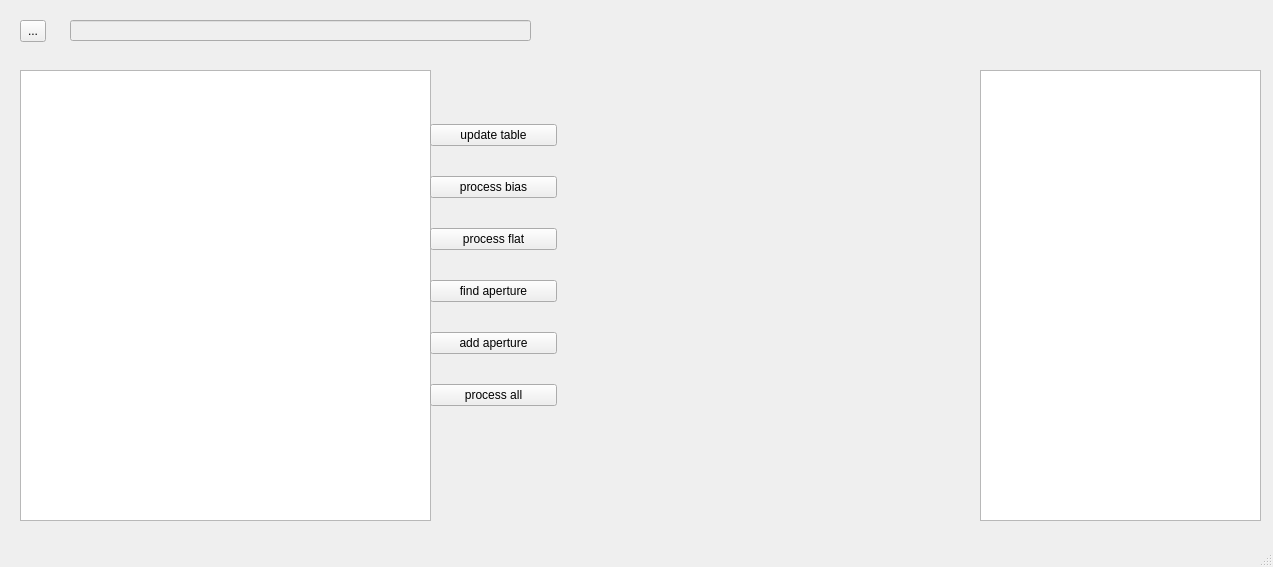
First picture: the form in E9G10/gui/bfosc.ui, repository hypergravity/bfosc, before the edit.
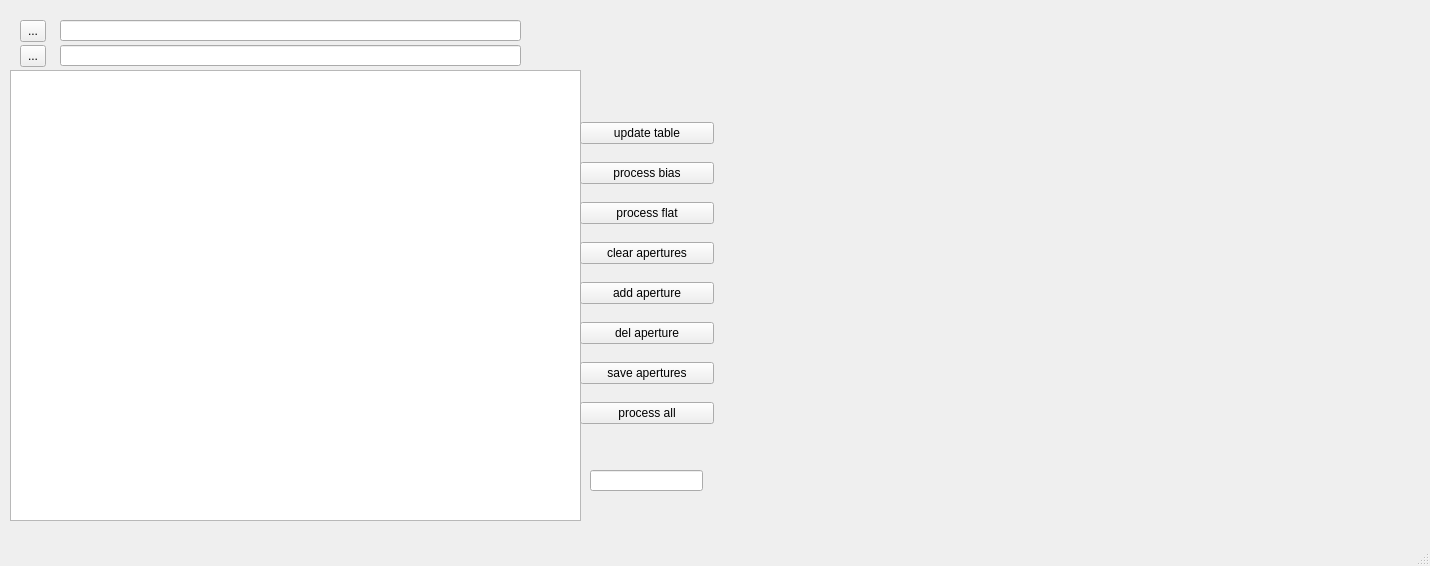
Second picture: the form after the edit.

Commit message: wrap the whole pipeline

What changed in the file:
```diff
--- a/E9G10/gui/bfosc.ui
+++ b/E9G10/gui/bfosc.ui
@@ -9,8 +9,8 @@
    <rect>
     <x>0</x>
     <y>0</y>
-    <width>1273</width>
-    <height>567</height>
+    <width>1430</width>
+    <height>566</height>
    </rect>
   </property>
   <property name="windowTitle">
@@ -32,11 +32,11 @@
    </widget>
    <widget class="QLineEdit" name="lineEdit_wd">
     <property name="enabled">
-     <bool>false</bool>
+     <bool>true</bool>
     </property>
     <property name="geometry">
      <rect>
-      <x>70</x>
+      <x>60</x>
       <y>20</y>
       <width>461</width>
       <height>21</height>
@@ -46,12 +46,17 @@
    <widget class="QTableWidget" name="tableWidget_files">
     <property name="geometry">
      <rect>
-      <x>20</x>
+      <x>10</x>
       <y>70</y>
-      <width>411</width>
+      <width>571</width>
       <height>451</height>
      </rect>
     </property>
+    <property name="font">
+     <font>
+      <pointsize>10</pointsize>
+     </font>
+    </property>
     <property name="sizeAdjustPolicy">
      <enum>QAbstractScrollArea::AdjustToContents</enum>
     </property>
@@ -65,9 +70,9 @@
    <widget class="QWidget" name="layoutWidget">
     <property name="geometry">
      <rect>
-      <x>430</x>
-      <y>100</y>
-      <width>127</width>
+      <x>580</x>
+      <y>110</y>
+      <width>134</width>
       <height>331</height>
      </rect>
     </property>
@@ -102,7 +107,7 @@
      <item>
       <widget class="QPushButton" name="pushButton_find_aperture">
        <property name="text">
-        <string>find aperture</string>
+        <string>clear apertures</string>
        </property>
       </widget>
      </item>
@@ -113,6 +118,20 @@
        </property>
       </widget>
      </item>
+     <item>
+      <widget class="QPushButton" name="pushButton_del_aperture">
+       <property name="text">
+        <string>del aperture</string>
+       </property>
+      </widget>
+     </item>
+     <item>
+      <widget class="QPushButton" name="pushButton_save_aperture">
+       <property name="text">
+        <string>save apertures</string>
+       </property>
+      </widget>
+     </item>
      <item>
       <widget class="QPushButton" name="pushButton_proc_all">
        <property name="text">
@@ -122,14 +141,46 @@
      </item>
     </layout>
    </widget>
-   <widget class="QPlainTextEdit" name="plainTextEdit">
+   <widget class="QLineEdit" name="lineEdit_nap">
+    <property name="enabled">
+     <bool>true</bool>
+    </property>
     <property name="geometry">
      <rect>
-      <x>980</x>
-      <y>70</y>
-      <width>281</width>
-      <height>451</height>
+      <x>590</x>
+      <y>470</y>
+      <width>113</width>
+      <height>21</height>
      </rect>
+    </property>
+    <property name="font">
+     <font>
+      <weight>75</weight>
+      <bold>true</bold>
+     </font>
+    </property>
+   </widget>
+   <widget class="QLineEdit" name="lineEdit_fear">
+    <property name="geometry">
+     <rect>
+      <x>60</x>
+      <y>45</y>
+      <width>461</width>
+      <height>21</height>
+     </rect>
+    </property>
+   </widget>
+   <widget class="QToolButton" name="toolButton_load_fear">
+    <property name="geometry">
+     <rect>
+      <x>20</x>
+      <y>45</y>
+      <width>26</width>
+      <height>22</height>
+     </rect>
+    </property>
+    <property name="text">
+     <string>...</string>
     </property>
    </widget>
   </widget>
```
Left out of the diff: 4 changed lines with no effect on the pictures. The commit also changes 2 other files.
